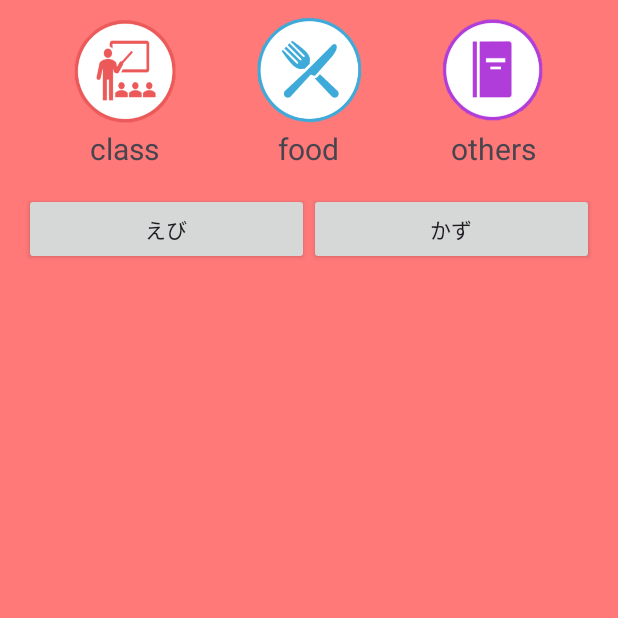
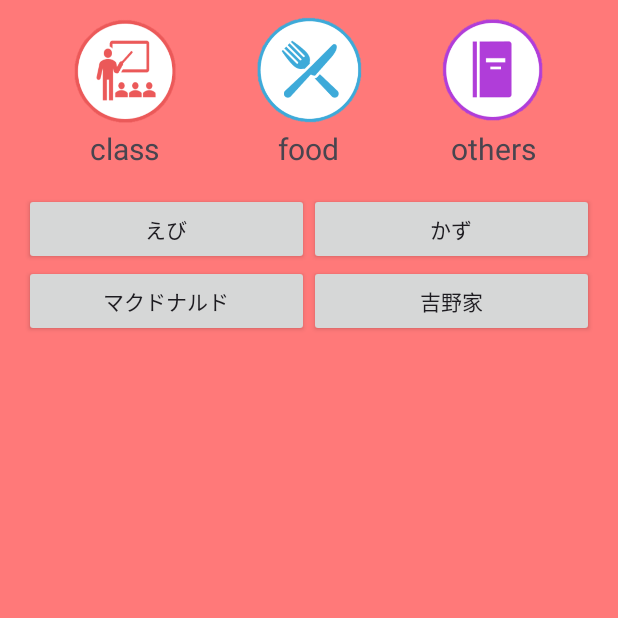
Before and after one commit to ebinogit/MozanMap, an Android app: the screen it shows after launch (MainActivity), on a phone screen of 412 x 824 dp, the top half of it. Run offline under Robolectric (Android 15) with nearby library versions, the phone set to English and light mode, and no system bars.

Commit message:
サブ画面使い回し,完成

```diff
--- a/app/src/main/java/com/example/mozanmap/data/ButtonData.kt
+++ b/app/src/main/java/com/example/mozanmap/data/ButtonData.kt
@@ -26,6 +26,26 @@
             hours = "10:00 - 20:00",
             website = "https://example.com/kazu",
             phone = "03-9876-5432"
+        ),
+        ButtonInfo(
+            id = 2,
+            title = "マクドナルド",
+            content = "マクドナルドの情報",
+            imageResId = R.drawable.makku,
+            address = "",
+            hours = "10:00 - 20:00",
+            website = "https://example.com/kazu",
+            phone = "03-9876-5432"
+        ),
+        ButtonInfo(
+            id = 3,
+            title = "吉野家",
+            content = "吉野家の情報",
+            imageResId = R.drawable.yoshino,
+            address = "",
+            hours = "10:00 - 20:00",
+            website = "https://www.yoshinoya.com/",
+            phone = "03-9876-5432"
         )
     )
 }
--- a/app/src/main/res/layout/activity_sub.xml
+++ b/app/src/main/res/layout/activity_sub.xml
@@ -40,6 +40,7 @@
         android:id="@+id/websiteTextView"
         android:layout_width="wrap_content"
         android:layout_height="wrap_content"
+        android:autoLink="web"
         android:layout_marginTop="8dp" />
 
     <TextView
```
Also changed, not shown: app/src/main/res/drawable/makku.jpg (added), app/src/main/res/drawable/yoshino.png (added).
